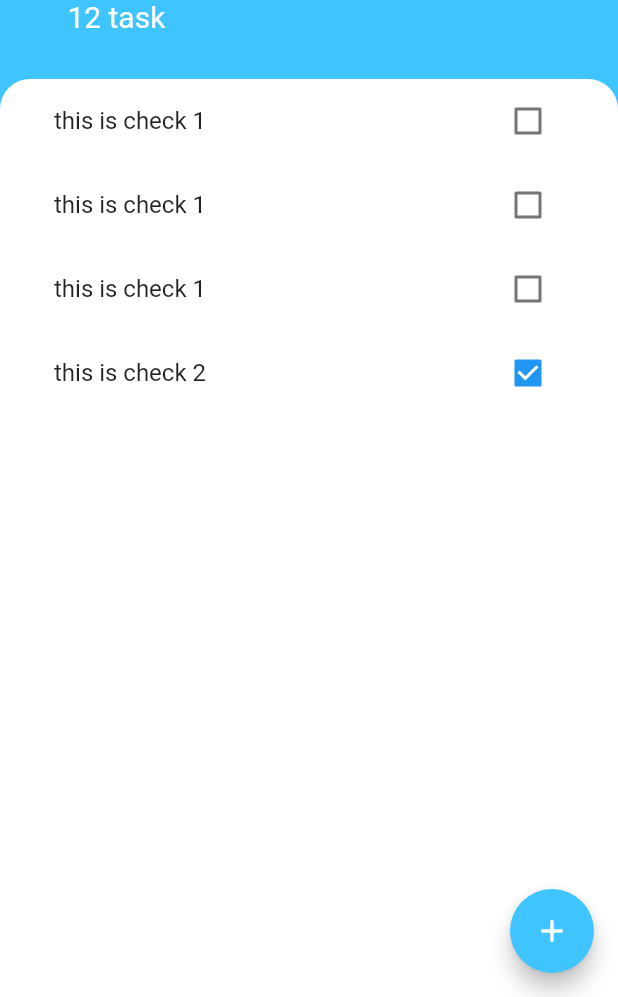
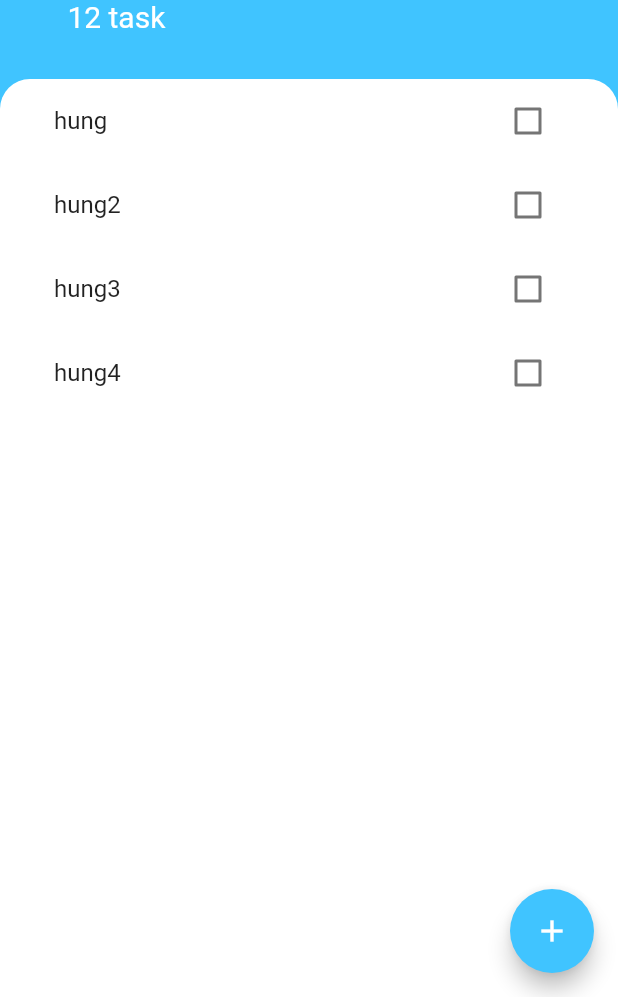
Before and after one commit to hungto228/flutter_to_do_list, a Flutter app: the screen it shows after launch, on a phone screen of 412 x 824 dp, the part 239-1236 px from its top. Run offline on Flutter 3.47's test engine with Material 2 defaults, Android fonts, the phone set to English and light mode, and no system bars.

Commit message:
add list task

```diff
--- /dev/null
+++ b/lib/models/task.dart
@@ -0,0 +1,10 @@
+class Task {
+  final String name;
+  bool isDone;
+
+  Task({required this.name, this.isDone = false});
+
+  void toggleDone() {
+    isDone = !isDone;
+  }
+}
--- a/lib/screen/tasks_screen.dart
+++ b/lib/screen/tasks_screen.dart
@@ -19,8 +19,15 @@ class TasksScreen extends StatelessWidget {
         onPressed: () {
           showModalBottomSheet(
             context: context,
+            isScrollControlled: true,
             //way 3 buttom sheet
-            builder: (context) => AddTasksScreen(),
+            builder: (context) => SingleChildScrollView(
+              child: Container(
+                padding: EdgeInsets.only(
+                    bottom: MediaQuery.of(context).viewInsets.bottom),
+                child: AddTasksScreen(),
+              ),
+            ),
           );
         },
         backgroundColor: Colors.lightBlueAccent,
--- a/lib/widgets/tasks_list.dart
+++ b/lib/widgets/tasks_list.dart
@@ -1,29 +1,36 @@
 import 'package:flutter/material.dart';
+import 'package:flutter_to_do_list/models/task.dart';
 
 import 'tasks_title.dart';
 
-class TasksList extends StatelessWidget {
+class TasksList extends StatefulWidget {
+  @override
+  _TasksListState createState() => _TasksListState();
+}
+
+class _TasksListState extends State<TasksList> {
+  List<Task> tasks = [
+    Task(name: "hung"),
+    Task(name: "hung2"),
+    Task(name: "hung3"),
+    Task(name: "hung4"),
+  ];
+
   @override
   Widget build(BuildContext context) {
-    return ListView(
-      children: [
-        TasksTitle(
-          title: "this is check 1",
-        ),
-        TasksTitle(
-          title: "this is check 1",
-        ),
-        TasksTitle(
-          title: "this is check 1",
-        ),
-        ListTile(
-          title: Text("this is check 2"),
-          trailing: Checkbox(
-            value: true,
-            onChanged: (bool? value) {},
-          ),
-        ),
-      ],
+    return ListView.builder(
+      itemBuilder: (context, index) {
+        return TasksTitle(
+          title: tasks[index].name,
+          isChecked: tasks[index].isDone,
+          checkboxCallback: (bool checkBoxState) {
+            setState(() {
+              tasks[index].toggleDone();
+            });
+          },
+        );
+      },
+      itemCount: tasks.length,
     );
   }
 }
--- a/lib/widgets/tasks_title.dart
+++ b/lib/widgets/tasks_title.dart
@@ -2,17 +2,28 @@ import 'package:flutter/material.dart';
 
 class TasksTitle extends StatelessWidget {
   final String title;
+  final bool isChecked;
+  final Function checkboxCallback;
 
-  const TasksTitle({required this.title});
+  TasksTitle(
+      {required this.title,
+      required this.isChecked,
+      required this.checkboxCallback});
 
   @override
   Widget build(BuildContext context) {
     return ListTile(
-      title: Text(title),
+      title: Text(
+        title,
+        style: TextStyle(
+            decoration: isChecked ? TextDecoration.lineThrough : null),
+      ),
       trailing: Checkbox(
-        value: false,
-        onChanged: (bool? value) {},
-      ),
+          activeColor: Colors.lightBlueAccent,
+          value: isChecked,
+          onChanged: (values) {
+            checkboxCallback(values);
+          }),
     );
   }
 }
```
